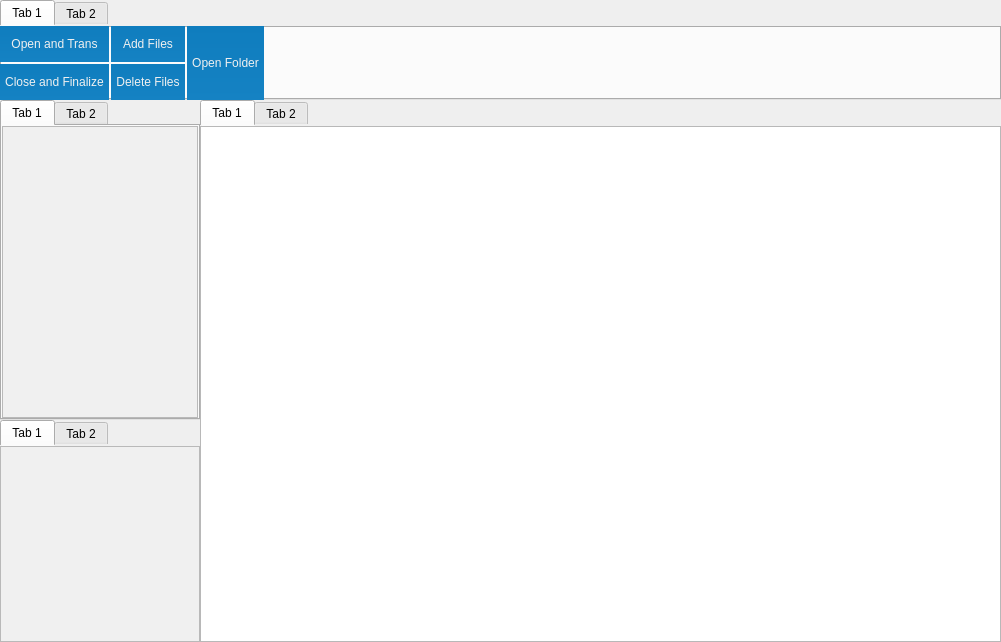
The window that MainWindow.ui (longteng9/WikiMate) describes before a commit, drawn with Qt 5.
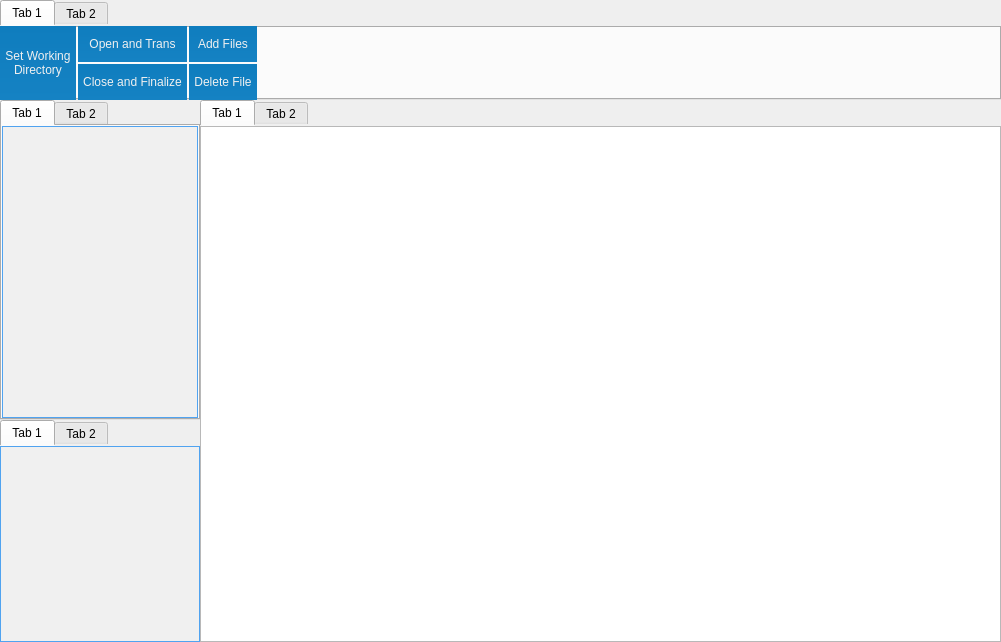
The same window after the commit. Custom widgets are drawn as their Qt base class.

What changed in the file:
```diff
--- a/MainWindow.ui
+++ b/MainWindow.ui
@@ -81,6 +81,41 @@
           <property name="bottomMargin">
            <number>0</number>
           </property>
+          <item>
+           <widget class="QPushButton" name="btnWorkingDir">
+            <property name="sizePolicy">
+             <sizepolicy hsizetype="Minimum" vsizetype="Expanding">
+              <horstretch>0</horstretch>
+              <verstretch>0</verstretch>
+             </sizepolicy>
+            </property>
+            <property name="styleSheet">
+             <string notr="true">QPushButton{
+font: 11pt &quot;微软雅黑&quot;;
+border-style: none;
+border: 0px;
+color: #F0F0F0;
+padding: 5px;	
+min-height: 20px;
+border-radius:0px;
+background: qlineargradient(spread:pad, x1:0, y1:0, x2:0, y2:1, stop:0 #0F7DBE, stop:1 #1582C3); }
+QPushButton:hover{ 
+	background: qlineargradient(spread:pad, x1:0, y1:0, x2:0, y2:1, stop:0 #50A3F0, stop:1 #489CEA);
+}
+
+QPushButton:pressed{ 
+	background: qlineargradient(spread:pad, x1:0, y1:0, x2:0, y2:1, stop:0 #0F7DBE, stop:1 #1582C3);
+}</string>
+            </property>
+            <property name="text">
+             <string>Set Working
+Directory</string>
+            </property>
+            <property name="flat">
+             <bool>true</bool>
+            </property>
+           </widget>
+          </item>
           <item>
            <layout class="QVBoxLayout" name="verticalLayout_7">
             <property name="spacing">
@@ -222,7 +257,7 @@
 }</string>
               </property>
               <property name="text">
-               <string>Delete Files</string>
+               <string>Delete File</string>
               </property>
               <property name="flat">
                <bool>true</bool>
@@ -231,40 +266,6 @@
             </item>
            </layout>
           </item>
-          <item>
-           <widget class="QPushButton" name="btnOpenFolder">
-            <property name="sizePolicy">
-             <sizepolicy hsizetype="Minimum" vsizetype="Expanding">
-              <horstretch>0</horstretch>
-              <verstretch>0</verstretch>
-             </sizepolicy>
-            </property>
-            <property name="styleSheet">
-             <string notr="true">QPushButton{
-font: 11pt &quot;微软雅黑&quot;;
-border-style: none;
-border: 0px;
-color: #F0F0F0;
-padding: 5px;	
-min-height: 20px;
-border-radius:0px;
-background: qlineargradient(spread:pad, x1:0, y1:0, x2:0, y2:1, stop:0 #0F7DBE, stop:1 #1582C3); }
-QPushButton:hover{ 
-	background: qlineargradient(spread:pad, x1:0, y1:0, x2:0, y2:1, stop:0 #50A3F0, stop:1 #489CEA);
-}
-
-QPushButton:pressed{ 
-	background: qlineargradient(spread:pad, x1:0, y1:0, x2:0, y2:1, stop:0 #0F7DBE, stop:1 #1582C3);
-}</string>
-            </property>
-            <property name="text">
-             <string>Open Folder</string>
-            </property>
-            <property name="flat">
-             <bool>true</bool>
-            </property>
-           </widget>
-          </item>
           <item>
            <spacer name="horizontalSpacer">
             <property name="orientation">
@@ -349,10 +350,30 @@
               <item>
                <widget class="QListWidget" name="lstFileOptions">
                 <property name="styleSheet">
-                 <string notr="true">font: 75 11pt &quot;微软雅黑&quot;;
-background-color: rgb(240, 240, 240);
-border-color: rgba(255, 255, 255, 0);
-selection-background-color:rgb(37, 156, 247);</string>
+                 <string notr="true">QListView{
+	font: 75 11pt &quot;微软雅黑&quot;;
+	background-color: rgb(240, 240, 240);
+	border-color: rgba(255, 255, 255, 0);
+	selection-background-color:rgb(37, 156, 247);
+	border: 1px solid #50A3F0; 
+	selection-background-color: #0F7DBE;
+	selection-color: #F0F0F0;
+}
+
+QListView::item:selected {
+	color: #F0F0F0;
+	background: qlineargradient(spread:pad, x1:0, y1:0, x2:0, y2:1, stop:0 #0F7DBE, stop:1 #1582C3); 
+}
+
+QListView::item:hover {
+	color: #F0F0F0;
+	background: qlineargradient(spread:pad, x1:0, y1:0, x2:0, y2:1, stop:0 #50A3F0, stop:1 #489CEA); 
+}
+
+QListView::item {
+	padding: 5px; 
+	margin: 0px; 
+}</string>
                 </property>
                 <property name="selectionRectVisible">
                  <bool>false</bool>
@@ -414,9 +435,29 @@
               <item>
                <widget class="QListWidget" name="lstMenu">
                 <property name="styleSheet">
-                 <string notr="true">background-color: rgb(240, 240, 240);
-font: 75 12pt &quot;微软雅黑&quot;;
-selection-background-color:rgb(37, 156, 247);</string>
+                 <string notr="true">QListView{
+	font: 75 12pt &quot;微软雅黑&quot;;
+	background-color: rgb(240, 240, 240);
+	selection-background-color:rgb(37, 156, 247);
+	border: 1px solid #50A3F0; 
+	selection-background-color: #0F7DBE;
+	selection-color: #F0F0F0;
+}
+
+QListView::item:selected {
+	color: #F0F0F0;
+	background: qlineargradient(spread:pad, x1:0, y1:0, x2:0, y2:1, stop:0 #0F7DBE, stop:1 #1582C3); 
+}
+
+QListView::item:hover {
+	color: #F0F0F0;
+	background: qlineargradient(spread:pad, x1:0, y1:0, x2:0, y2:1, stop:0 #50A3F0, stop:1 #489CEA); 
+}
+
+QListView::item {
+	padding: 5px; 
+	margin: 0px; 
+}</string>
                 </property>
                 <property name="lineWidth">
                  <number>0</number>
```
Left out of the diff: 6 changed lines with no effect on the pictures.
